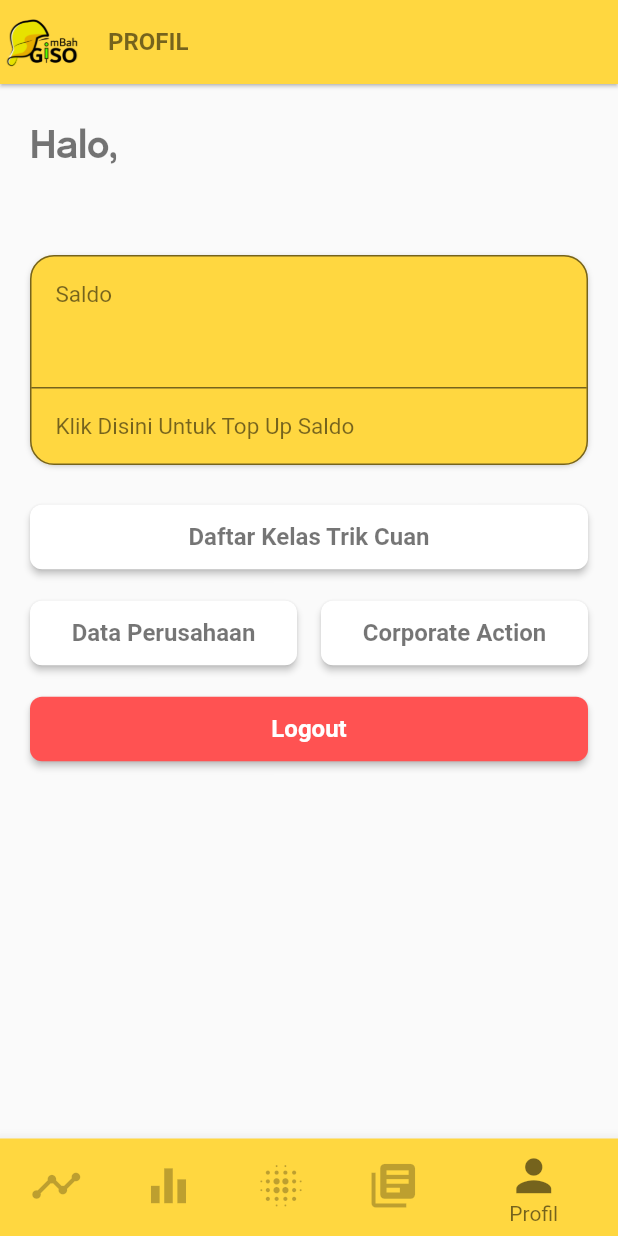
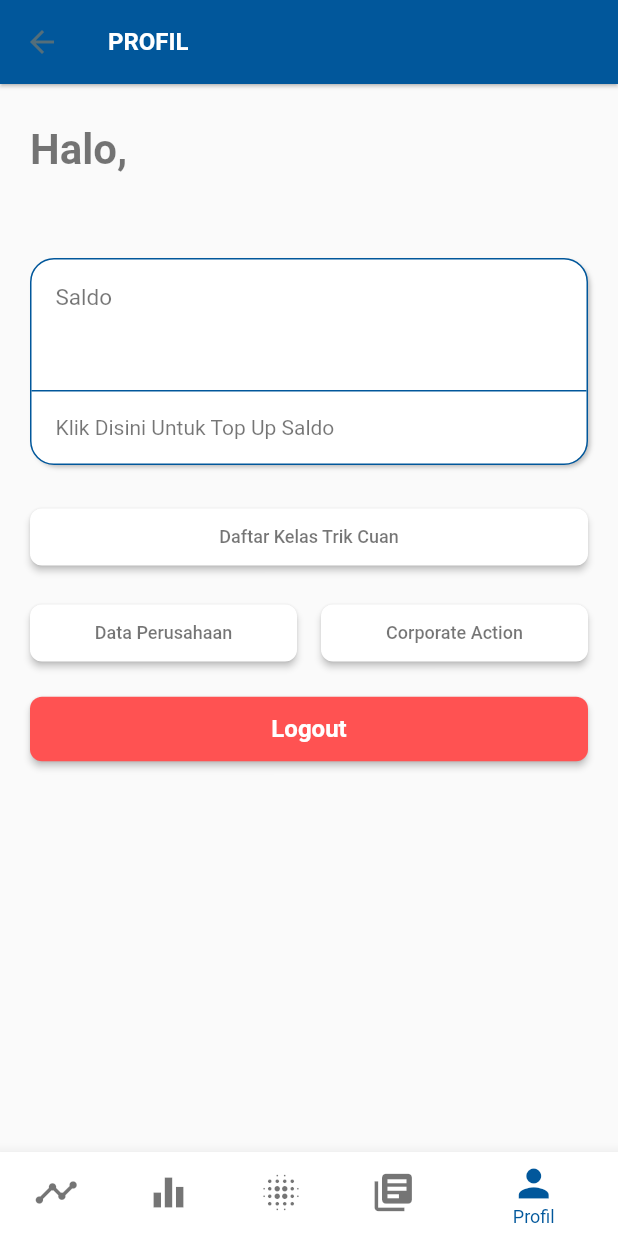
Before and after one commit to satriaadam/app_trikcuan, a Flutter app: the HomePage screen opened directly, item 5 of the bottom bar chosen, on a phone screen of 412 x 824 dp. Run offline on Flutter 3.47's test engine with Material 2 defaults, Android fonts, the phone set to English and light mode, and no system bars; our stand-ins replace bloc, connectivity, dio, equatable, flutter_bloc, pull_to_refresh and 5 more; missing offline and left inert: indonesia; accounts and stored records are empty; network calls fail; Roboto replaces fonts that are missing (Monserrat, Poppins).

Commit message:
Update Apps mbahgiso

```diff
--- a/lib/pages/berita.dart
+++ b/lib/pages/berita.dart
@@ -56,9 +56,9 @@ class _BeritaState extends State<Berita> {
         ],
         child: Scaffold(
           appBar: AppBar(
-            backgroundColor: Colors.amberAccent,
+            backgroundColor: Colors.lightBlue[900],
             leading: Image.asset('assets/images/logombahgiso.png',width: MediaQuery.of(context).size.width*0.5),
-            title: Text('BERITA', style: TextStyle(color: Colors.black54, fontWeight: FontWeight.bold),),
+            title: Text('BERITA', style: TextStyle(color: Colors.white, fontWeight: FontWeight.bold),),
           ),
           body: SmartRefresher(
             controller: refreshController,
--- a/lib/pages/dividen.dart
+++ b/lib/pages/dividen.dart
@@ -55,9 +55,9 @@ class _DividenState extends State<Dividen> {
       },
       child: Scaffold(
         appBar: AppBar(
-          backgroundColor: Colors.amberAccent,
+          backgroundColor: Colors.lightBlue[900],
           leading: Image.asset('assets/images/logombahgiso.png',width: MediaQuery.of(context).size.width*0.5),
-          title: Text('DIVIDEN', style: TextStyle(color: Colors.black54, fontWeight: FontWeight.bold),),
+          title: Text('DIVIDEN', style: TextStyle(color: Colors.white, fontWeight: FontWeight.bold),),
         ),
         body: SmartRefresher(
           controller: refreshController,
--- a/lib/pages/home_page.dart
+++ b/lib/pages/home_page.dart
@@ -23,35 +23,35 @@ class _HomePageState extends State<HomePage> {
         Profil(),
       ].elementAt(_selectedIndex),
       bottomNavigationBar: BottomNavigationBar(
-        unselectedItemColor: Colors.black26,
-        selectedItemColor: Colors.black54,
-        iconSize: 35.0,
-        unselectedFontSize: 12.0,
+        unselectedItemColor: Colors.black54,
+        selectedItemColor: Colors.lightBlue[900],
+        iconSize: 30.0,
+        selectedFontSize: 12.0,
         items: [
           BottomNavigationBarItem(
             icon: Icon(Icons.timeline),
             title: Text('Market'),
-            backgroundColor: Colors.amberAccent,
+            backgroundColor: Colors.white,
           ),
           BottomNavigationBarItem(
             icon: Icon(Icons.equalizer),
             title: Text('Dividen'),
-            backgroundColor: Colors.amberAccent,
+            backgroundColor: Colors.white,
           ),
           BottomNavigationBarItem(
             icon: Icon(Icons.blur_on),
             title: Text('Rekomendasi'),
-            backgroundColor: Colors.amberAccent,
+            backgroundColor: Colors.white,
           ),
           BottomNavigationBarItem(
             icon: Icon(Icons.library_books),
             title: Text('Berita'),
-            backgroundColor: Colors.amberAccent,
+            backgroundColor: Colors.white,
           ),
           BottomNavigationBarItem(
             icon: Icon(Icons.person),
             title: Text('Profil'),
-            backgroundColor: Colors.amberAccent,
+            backgroundColor: Colors.white,
           ),
         ],
         currentIndex: _selectedIndex,
--- a/lib/pages/profil.dart
+++ b/lib/pages/profil.dart
@@ -13,7 +13,6 @@ import 'package:trikcuan_app/pages/daftarkelas.dart';
 import 'package:trikcuan_app/pages/dataperusahaan.dart';
 import 'package:trikcuan_app/pages/topup_saldo.dart';
 import 'package:trikcuan_app/utilities/app_consts.dart';
-import 'package:trikcuan_app/utilities/styles.dart';
 import 'package:intl/intl.dart';
 import 'package:trikcuan_app/widget/box.dart';
 import 'package:trikcuan_app/widget/button.dart';
@@ -73,9 +72,9 @@ class _ProfilState extends State<Profil> {
       child: Scaffold(
         backgroundColor: Colors.transparent,
         appBar: AppBar(
-          backgroundColor: Colors.amberAccent,
-          leading: Image.asset('assets/images/logombahgiso.png',width: MediaQuery.of(context).size.width*0.5),
-          title: Text('PROFIL', style: TextStyle(color: Colors.black54, fontWeight: FontWeight.bold),),
+          backgroundColor: Colors.lightBlue[900],
+         // leading: Image.asset('assets/images/logombahgiso.png',width: MediaQuery.of(context).size.width*0.5),
+          title: Text('PROFIL', style: TextStyle(color: Colors.white, fontWeight: FontWeight.bold),),
           elevation: 1
         ),
         body: ListView(
@@ -86,14 +85,31 @@ class _ProfilState extends State<Profil> {
                 crossAxisAlignment: CrossAxisAlignment.start,
                 children: <Widget>[
                   Text(
-                    "Halo,\n${account?.name}",
-                    style: kTitleStyle,
+                    "Halo,",
+                    style: TextStyle(
+                      fontFamily: 'Monserrat',
+                      height: 1.5,
+                      fontWeight: FontWeight.bold,
+                      fontSize: 28.0,
+                      color: Colors.black54
+                    ),
+                  ),
+                  SizedBox(height: 5.0),
+                  Text(
+                    "${account?.name}",
+                    style: TextStyle(
+                        fontFamily: 'Monserrat',
+                        height: 1.5,
+                        fontWeight: FontWeight.bold,
+                        fontSize: 22.0,
+                        color: Colors.black54
+                    ),
                   ),
                   SizedBox(height: 16),
                   Box(
                     borderRadius: 16,
-                    borderColor: Colors.black54,
-                    color: Colors.amberAccent,
+                    borderColor: Colors.lightBlue[900],
+                    color: Colors.white,
                     boxShadow: [AppBoxShadow.type3],
                     child: Column(
                       children: [
@@ -108,7 +124,7 @@ class _ProfilState extends State<Profil> {
                                   'Saldo',
                                   style: TextStyle(
                                     color: Colors.black54,
-                                    fontFamily: 'Poppins',
+                                    fontFamily: 'Monserrat',
                                     fontSize: 15.0
                                   ),
                                 ),
@@ -118,9 +134,9 @@ class _ProfilState extends State<Profil> {
                                 child: Text(
                                   rupiah(account?.balance),
                                   style: TextStyle(
-                                    color: Colors.blueGrey[900],
-                                    fontFamily: 'Poppins',
-                                    fontWeight: FontWeight.w800,
+                                    color: Colors.black87,
+                                    fontFamily: 'Monserrat',
+                                    fontWeight: FontWeight.w700,
                                     fontSize: 28
                                   ),
                                 ),
@@ -128,7 +144,7 @@ class _ProfilState extends State<Profil> {
                             ],
                           ),
                         ),
-                        Divider(color: Colors.black54, thickness: 1,),
+                        Divider(color: Colors.lightBlue[900], thickness: 1,),
                         Box(
                           color: Colors.transparent,
                           padding: 16,
@@ -139,8 +155,8 @@ class _ProfilState extends State<Profil> {
                             'Klik Disini Untuk Top Up Saldo',
                             style: TextStyle(
                               color: Colors.black54,
-                              fontFamily: 'Poppins',
-                              fontSize: 15.0
+                              fontFamily: 'Monserrat',
+                              fontSize: 14.0
                             ),
                             textAlign: TextAlign.left,
                           ),
@@ -187,7 +203,7 @@ class _ProfilState extends State<Profil> {
                     ],
                   ),
                   SizedBox(height: 16),
-                  RaisedButtonCustom(
+                  RaisedButtonCustomSecondary(
                     color: Colors.redAccent,
                     onPressed: () => bloc.add(Logout()),
                     elevation: 2,
--- a/lib/pages/webview_page.dart
+++ b/lib/pages/webview_page.dart
@@ -29,11 +29,11 @@ class _WebViewPageState extends State<WebViewPage> {
       backgroundColor: Colors.white,
       appBar: AppBar(
         iconTheme: IconThemeData(
-          color: Colors.black54
+          color: Colors.white,
         ),
         elevation: 1,
-        backgroundColor: Colors.amberAccent,
-        title: Text('BERITA', style: TextStyle(color: Colors.black54, fontWeight: FontWeight.bold)),
+        backgroundColor: Colors.lightBlue[900],
+        title: Text('BERITA', style: TextStyle(color: Colors.white, fontWeight: FontWeight.bold)),
       ),
       body: Column(
         children: <Widget>[
--- a/lib/utilities/app_consts.dart
+++ b/lib/utilities/app_consts.dart
@@ -3,7 +3,7 @@ import 'package:flutter/material.dart';
 
 class AppColor {
 
-  static Color primary = Colors.amber[600];
+  static Color primary = Colors.lightBlue[900];
   static Color secondary = Colors.green;
   static Color accent = Color(0xff81CC0A);
   static Color darkYellow = Color(0xffFCBF31);
@@ -37,8 +37,8 @@ class AppBoxShadow {
 
   static BoxShadow type3 = BoxShadow(
     color: Colors.black26,
-    offset: Offset(0, 1),
-    blurRadius: 3,
+    offset: Offset(2, 2),
+    blurRadius: 2,
     spreadRadius: -1
   );
 }
--- a/lib/widget/button.dart
+++ b/lib/widget/button.dart
@@ -234,9 +234,9 @@ class RaisedButtonCustom extends StatelessWidget {
             maxLines: 1,
             overflow: TextOverflow.ellipsis,
             style: TextStyle(
-              fontSize: fontSize ?? 16,
+              fontSize: fontSize ?? 12,
               fontFamily: 'Poppins',
-              fontWeight: FontWeight.w600,
+             // fontWeight: FontWeight.w600,
               color: textColor
             )
           ),
@@ -245,3 +245,76 @@ class RaisedButtonCustom extends StatelessWidget {
     );
   }
 }
+
+class RaisedButtonCustomSecondary extends StatelessWidget {
+  const RaisedButtonCustomSecondary({
+    Key key,
+    this.text,
+    this.onPressed,
+    this.padding,
+    this.fontSize,
+    this.color,
+    this.borderColor,
+    this.textColor = Colors.white,
+    this.icon,
+    this.elevation = 0,
+    this.radius,
+    this.isLoading = false
+  }) : super(key: key);
+
+  final String text;
+  final VoidCallback onPressed;
+  final double padding;
+  final double fontSize;
+  final Color color;
+  final Color textColor;
+  final Color borderColor;
+  final IconData icon;
+  final double elevation;
+  final double radius;
+  final bool isLoading;
+
+  @override
+  Widget build(BuildContext context) {
+    return RaisedButton(
+      onPressed: onPressed,
+      shape: RoundedRectangleBorder(
+        borderRadius: BorderRadius.circular(radius ?? 8),
+        side: BorderSide(color: borderColor ?? Colors.transparent, width: 1),
+      ),
+      disabledElevation: 0,
+      padding: EdgeInsets.all(padding ?? 12),
+      disabledColor: AppColor.disabledButton,
+      disabledTextColor: Colors.white,
+      color: color ?? AppColor.accent,
+      textColor: Colors.white,
+      elevation: elevation,
+      hoverElevation: elevation,
+      focusElevation: elevation,
+      highlightElevation: elevation,
+      child: isLoading ? LoadingForButton(
+        height: fontSize != null ? fontSize + 4 : 16,
+        width: fontSize != null ? fontSize + 4 : 16,
+      ) : Row(
+        mainAxisAlignment: MainAxisAlignment.center,
+        children: <Widget>[
+          icon != null ? Container(
+            margin: EdgeInsets.only(right: text != null ? 8 : 0),
+            child: Icon(icon, color: textColor, size: fontSize != null ? fontSize + 4 : 16),
+          ) : Container(height: 0),
+          Text(
+              text ?? "",
+              maxLines: 1,
+              overflow: TextOverflow.ellipsis,
+              style: TextStyle(
+                  fontSize: fontSize ?? 16,
+                  fontFamily: 'Poppins',
+                  fontWeight: FontWeight.w600,
+                  color: textColor
+              )
+          ),
+        ],
+      ),
+    );
+  }
+}
--- a/lib/widget/form.dart
+++ b/lib/widget/form.dart
@@ -212,7 +212,7 @@ class TextFieldBorderBottom extends StatelessWidget {
       crossAxisAlignment: CrossAxisAlignment.start,
       children: <Widget>[
         Container(
-          height: 48,
+          height: 50,
           color: Colors.transparent,
           child: Padding(
             padding: const EdgeInsets.all(0),
@@ -230,9 +230,9 @@ class TextFieldBorderBottom extends StatelessWidget {
               obscureText: isObsecure,
               validator: validator,
               decoration: InputDecoration(
-                icon: icon != null ? Icon(icon, color: Colors.black87, size: 20) : null,
+                prefixIcon: icon != null ? Icon(icon, color: Colors.black87, size: 20) : null,
                 hintText: textHint,
-                border: InputBorder.none,
+                border: OutlineInputBorder(borderRadius: BorderRadius.circular(10)),
                 hintStyle: TextStyle(color: Colors.black38),
                 contentPadding: EdgeInsets.all(0)
               ),
```
Also changed, not shown: lib/daftar.dart (+12 -10 lines), lib/login_page.dart (+5 -3 lines), lib/onboarding_screen.dart (+10 -10 lines), lib/pages/chart.dart (+25 -9 lines), lib/pages/dividen_detail.dart (+5 -5 lines), lib/pages/recomendation_detail.dart (+5 -5 lines), lib/pages/rekomendasi.dart (+24 -9 lines), lib/pages/topup_saldo.dart (+8 -3 lines).
